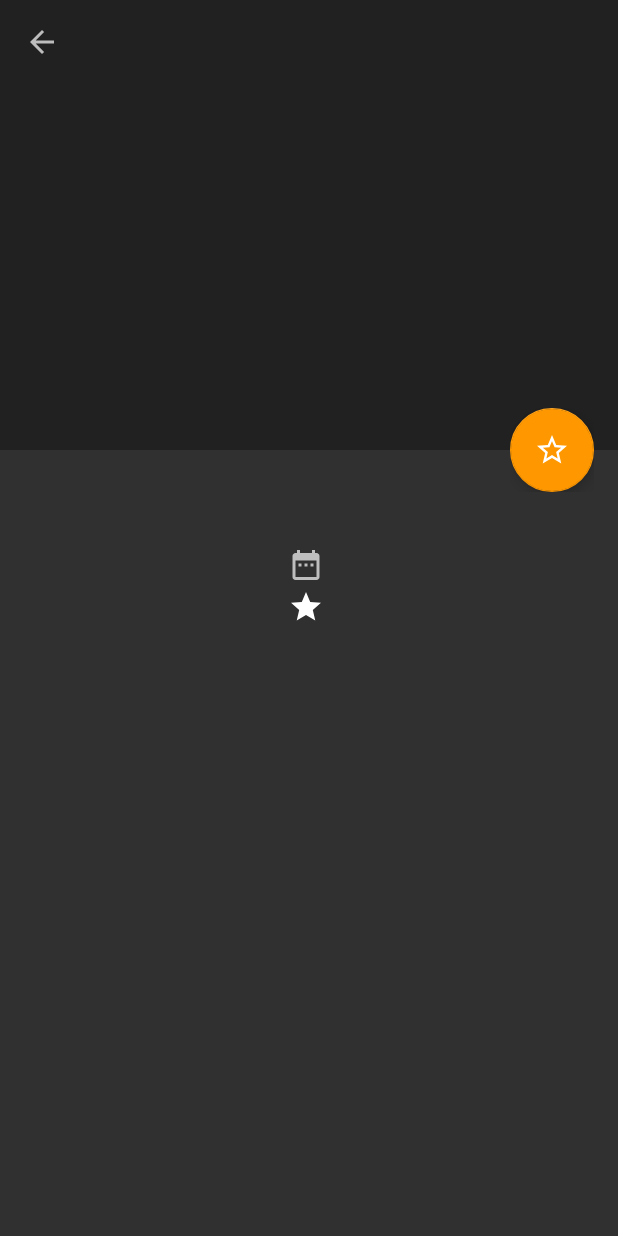
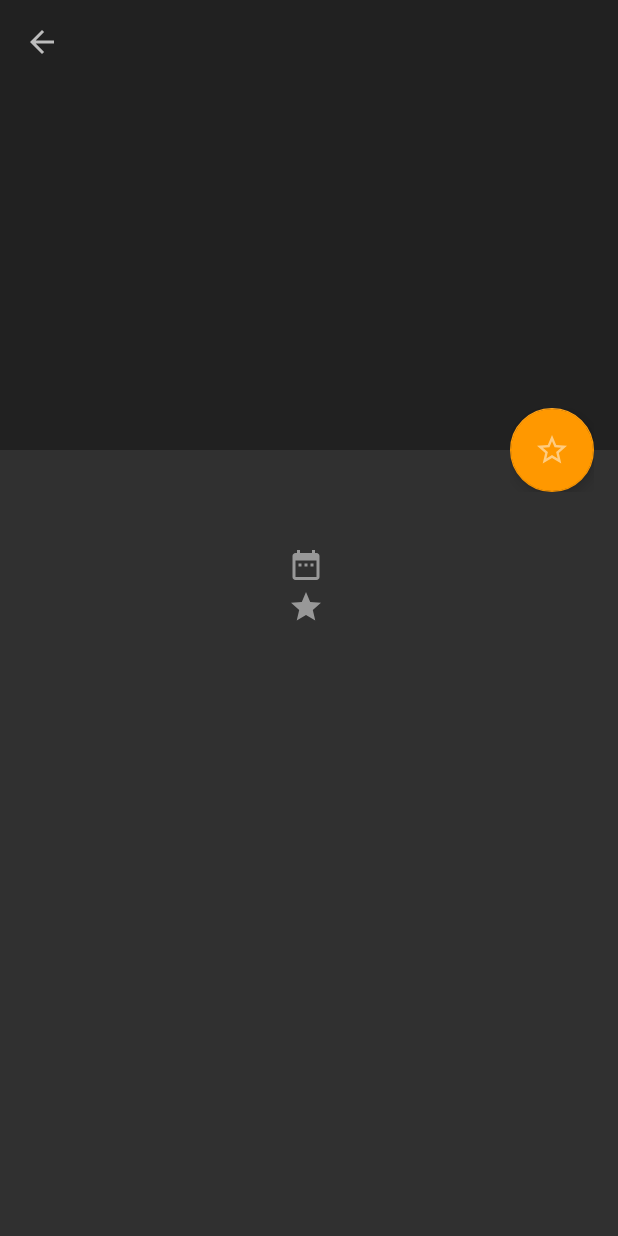
Before and after one commit to andre-stefanov/PopularMovies, an Android app: the MovieDetailsActivity screen opened directly, with no data from a screen before it, on a phone screen of 412 x 824 dp. Run offline under Robolectric (Android 15) with nearby library versions, the phone set to English and light mode, and no system bars; our stand-ins replace Picasso; libraries missing offline, so code that uses them is left out: com.gordonwong.materialsheetfab; 1 statement that could not run was skipped.

Commit message:
some cleanups

```diff
--- a/app/build.gradle
+++ b/app/build.gradle
@@ -38,12 +38,14 @@ dependencies {
     compile 'com.android.support:appcompat-v7:25.1.0'
     compile 'com.android.support:recyclerview-v7:25.1.0'
     compile 'com.android.support:cardview-v7:25.1.0'
+
     compile 'com.squareup.picasso:picasso:2.5.2'
     compile 'com.jakewharton.picasso:picasso2-okhttp3-downloader:1.1.0'
     compile 'com.squareup.retrofit2:retrofit:2.1.0'
     compile 'com.squareup.retrofit2:converter-gson:2.1.0'
     compile 'com.squareup.okhttp3:logging-interceptor:3.5.0'
 
+    compile 'com.jude:easyrecyclerview:4.3.7'
     compile 'com.gordonwong:material-sheet-fab:1.2.1'
 
     testCompile 'junit:junit:4.12'
--- a/app/src/main/AndroidManifest.xml
+++ b/app/src/main/AndroidManifest.xml
@@ -17,8 +17,7 @@
             </intent-filter>
         </activity>
         <activity
-            android:name=".MovieDetailsActivity"
-            android:theme="@style/AppThemeMovieDetails" />
+            android:name=".MovieDetailsActivity" />
     </application>
 
 </manifest>
--- a/app/src/main/java/com/example/android/popularmovies/Fab.java
+++ b/app/src/main/java/com/example/android/popularmovies/Fab.java
@@ -3,7 +3,6 @@ package com.example.android.popularmovies;
 import android.content.Context;
 import android.support.design.widget.FloatingActionButton;
 import android.util.AttributeSet;
-import android.util.Log;
 import android.view.View;
 import android.view.animation.Animation;
 import android.view.animation.AnimationUtils;
@@ -24,7 +23,6 @@ public class Fab extends FloatingActionButton implements AnimatedFab {
 
     @Override
     public void show(float translationX, float translationY) {
-        Log.d(TAG, "show() called with: translationX = [" + translationX + "], translationY = [" + translationY + "]");
         // Set FAB's translation
         setTranslation(translationX, translationY);
 
@@ -54,7 +52,6 @@ public class Fab extends FloatingActionButton implements AnimatedFab {
 
     @Override
     public void hide() {
-        Log.d(TAG, "hide() called");
         // Only use scale animation if FAB is visible
         if (getVisibility() == View.VISIBLE) {
             // Pivots indicate where the animation begins from
--- a/app/src/main/java/com/example/android/popularmovies/MoviesGridActivity.java
+++ b/app/src/main/java/com/example/android/popularmovies/MoviesGridActivity.java
@@ -68,7 +68,7 @@ public class MoviesGridActivity extends AppCompatActivity implements TMDBMoviesG
         this.mLayoutManager = new GridLayoutManager(this, columns);
         this.mMoviesRecyclerView.setLayoutManager(mLayoutManager);
 
-        this.mMoviesAdapter = new TMDBMoviesGridAdapter(movies, new View.OnClickListener() {
+        this.mMoviesAdapter = new TMDBMoviesGridAdapter(this, movies, new View.OnClickListener() {
             @Override
             public void onClick(View posterView) {
                 Movie movie = (Movie) posterView.getTag();
@@ -94,6 +94,7 @@ public class MoviesGridActivity extends AppCompatActivity implements TMDBMoviesG
         });
         this.mMoviesAdapter.setOnDataEventsListener(this);
         this.mMoviesRecyclerView.setAdapter(mMoviesAdapter);
+
 
         Fab fab = (Fab) findViewById(R.id.fab);
         View sheetView = findViewById(R.id.fab_sheet);
--- a/app/src/main/res/drawable/ic_date.xml
+++ b/app/src/main/res/drawable/ic_date.xml
@@ -1,4 +1,4 @@
 <vector android:height="24dp" android:viewportHeight="24.0"
     android:viewportWidth="24.0" android:width="24dp" xmlns:android="http://schemas.android.com/apk/res/android">
-    <path android:fillColor="@android:color/secondary_text_dark" android:pathData="M9,11L7,11v2h2v-2zM13,11h-2v2h2v-2zM17,11h-2v2h2v-2zM19,4h-1L18,2h-2v2L8,4L8,2L6,2v2L5,4c-1.11,0 -1.99,0.9 -1.99,2L3,20c0,1.1 0.89,2 2,2h14c1.1,0 2,-0.9 2,-2L21,6c0,-1.1 -0.9,-2 -2,-2zM19,20L5,20L5,9h14v11z"/>
+    <path android:fillColor="@color/colorHintText" android:pathData="M9,11L7,11v2h2v-2zM13,11h-2v2h2v-2zM17,11h-2v2h2v-2zM19,4h-1L18,2h-2v2L8,4L8,2L6,2v2L5,4c-1.11,0 -1.99,0.9 -1.99,2L3,20c0,1.1 0.89,2 2,2h14c1.1,0 2,-0.9 2,-2L21,6c0,-1.1 -0.9,-2 -2,-2zM19,20L5,20L5,9h14v11z"/>
 </vector>
--- a/app/src/main/res/drawable/ic_star_empty.xml
+++ b/app/src/main/res/drawable/ic_star_empty.xml
@@ -5,5 +5,5 @@
         android:viewportHeight="24.0">
     <path
         android:pathData="M22,9.24l-7.19,-0.62L12,2 9.19,8.63 2,9.24l5.46,4.73L5.82,21 12,17.27 18.18,21l-1.63,-7.03L22,9.24zM12,15.4l-3.76,2.27 1,-4.28 -3.32,-2.88 4.38,-0.38L12,6.1l1.71,4.04 4.38,0.38 -3.32,2.88 1,4.28L12,15.4z"
-        android:fillColor="#FFFFFF"/>
+        android:fillColor="@color/colorHintText"/>
 </vector>
--- a/app/src/main/res/drawable/ic_star_filled.xml
+++ b/app/src/main/res/drawable/ic_star_filled.xml
@@ -5,5 +5,5 @@
         android:viewportHeight="24.0">
     <path
         android:pathData="M12,17.27L18.18,21l-1.64,-7.03L22,9.24l-7.19,-0.61L12,2 9.19,8.63 2,9.24l5.46,4.73L5.82,21z"
-        android:fillColor="@android:color/primary_text_dark"/>
+        android:fillColor="@color/colorHintText"/>
 </vector>
--- a/app/src/main/res/drawable/ic_timer.xml
+++ b/app/src/main/res/drawable/ic_timer.xml
@@ -5,5 +5,5 @@
         android:viewportHeight="24.0">
     <path
         android:pathData="M15,1L9,1v2h6L15,1zM11,14h2L13,8h-2v6zM19.03,7.39l1.42,-1.42c-0.43,-0.51 -0.9,-0.99 -1.41,-1.41l-1.42,1.42C16.07,4.74 14.12,4 12,4c-4.97,0 -9,4.03 -9,9s4.02,9 9,9 9,-4.03 9,-9c0,-2.12 -0.74,-4.07 -1.97,-5.61zM12,20c-3.87,0 -7,-3.13 -7,-7s3.13,-7 7,-7 7,3.13 7,7 -3.13,7 -7,7z"
-        android:fillColor="@android:color/secondary_text_dark"/>
+        android:fillColor="@color/colorHintText"/>
 </vector>
--- a/app/src/main/res/drawable/ic_whatshot.xml
+++ b/app/src/main/res/drawable/ic_whatshot.xml
@@ -5,5 +5,5 @@
         android:viewportHeight="24.0">
     <path
         android:pathData="M13.5,0.67s0.74,2.65 0.74,4.8c0,2.06 -1.35,3.73 -3.41,3.73 -2.07,0 -3.63,-1.67 -3.63,-3.73l0.03,-0.36C5.21,7.51 4,10.62 4,14c0,4.42 3.58,8 8,8s8,-3.58 8,-8C20,8.61 17.41,3.8 13.5,0.67zM11.71,19c-1.78,0 -3.22,-1.4 -3.22,-3.14 0,-1.62 1.05,-2.76 2.81,-3.12 1.77,-0.36 3.6,-1.21 4.62,-2.58 0.39,1.29 0.59,2.65 0.59,4.04 0,2.65 -2.15,4.8 -4.8,4.8z"
-        android:fillColor="@android:color/primary_text_dark"/>
+        android:fillColor="@color/colorHintText"/>
 </vector>
--- a/app/src/main/res/drawable/ripple.xml
+++ b/app/src/main/res/drawable/ripple.xml
@@ -2,7 +2,7 @@
     android:color="?android:colorControlHighlight">
     <item android:id="@android:id/mask">
         <shape android:shape="oval">
-            <solid android:color="@color/colorIcons" />
+            <solid android:color="@color/colorHintText" />
         </shape>
     </item>
 </ripple>
--- a/app/src/main/res/layout/activity_movie_details.xml
+++ b/app/src/main/res/layout/activity_movie_details.xml
@@ -16,7 +16,7 @@
             android:id="@+id/main_collapsing"
             android:layout_width="match_parent"
             android:layout_height="match_parent"
-            app:layout_scrollFlags="scroll|exitUntilCollapsed"
+            app:layout_scrollFlags="scroll|exitUntilCollapsed|snap"
             android:fitsSystemWindows="true"
             app:contentScrim="?attr/colorPrimary"
             app:expandedTitleMarginStart="48dp"
@@ -88,6 +88,7 @@
                     android:layout_alignTop="@id/imageview_poster"
                     android:layout_toEndOf="@id/imageview_poster"
                     android:drawableStart="@drawable/ic_date"
+                    android:drawableTint="@color/colorPrimaryText"
                     android:drawablePadding="8dp"
                     android:gravity="center_vertical"/>
 
@@ -131,7 +132,8 @@
             app:backgroundTint="@color/colorAccent"
             android:clickable="true"
             android:transitionName="fab"
-            android:src="@drawable/ic_star_empty"/>
+            android:src="@drawable/ic_star_empty"
+            android:tint="@color/colorPrimaryText"/>
 
     </FrameLayout>
 
--- a/app/src/main/res/layout/activity_movies_grid.xml
+++ b/app/src/main/res/layout/activity_movies_grid.xml
@@ -64,6 +64,7 @@
         android:clickable="true"
         android:transitionName="fab"
         android:src="@drawable/ic_star_filled"
+        android:tint="@color/colorPrimaryText"
         android:layout_marginEnd="@dimen/activity_horizontal_margin"
         android:layout_marginBottom="@dimen/activity_vertical_margin"/>
 
--- a/app/src/main/res/values/styles.xml
+++ b/app/src/main/res/values/styles.xml
@@ -4,10 +4,7 @@
     <style name="AppTheme" parent="Theme.AppCompat.NoActionBar">
         <!-- Customize your theme here. -->
         <item name="android:windowContentTransitions">true</item>
-    </style>
-
-    <style name="AppThemeMovieDetails" parent="Theme.AppCompat.NoActionBar">
-        <item name="android:windowContentTransitions">true</item>
+        <item name="android:textColor">@color/colorPrimaryText</item>
     </style>
 
     <style name="Theme.MaterialSheetFab.Base" parent="Theme.AppCompat.Light.NoActionBar">
```
Also changed, not shown: app/src/main/java/com/example/android/popularmovies/MovieDetailsActivity.java (+9 -7 lines), app/src/main/java/com/example/android/popularmovies/TMDBMoviesGridAdapter.java (+25 -1 lines), app/src/main/res/values/colors.xml (+5 -4 lines).
